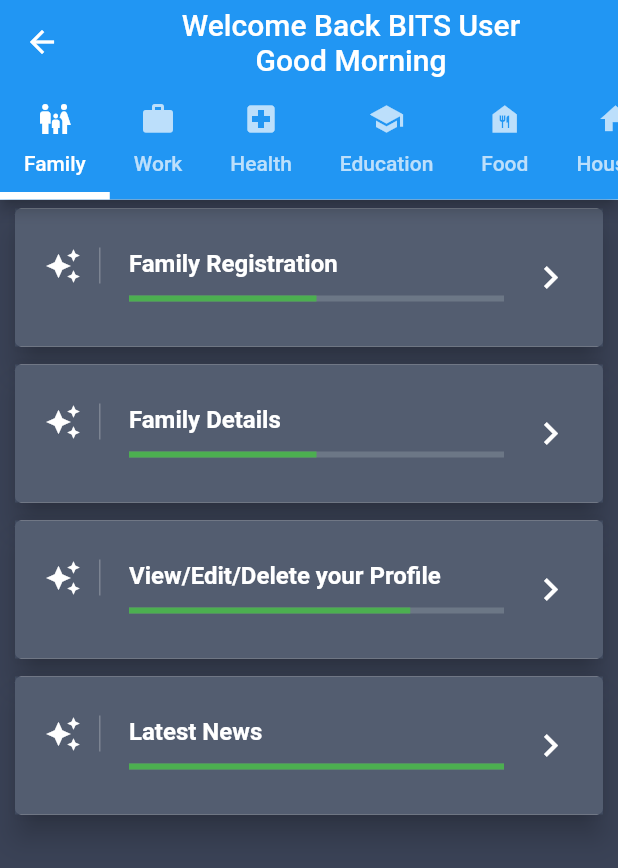
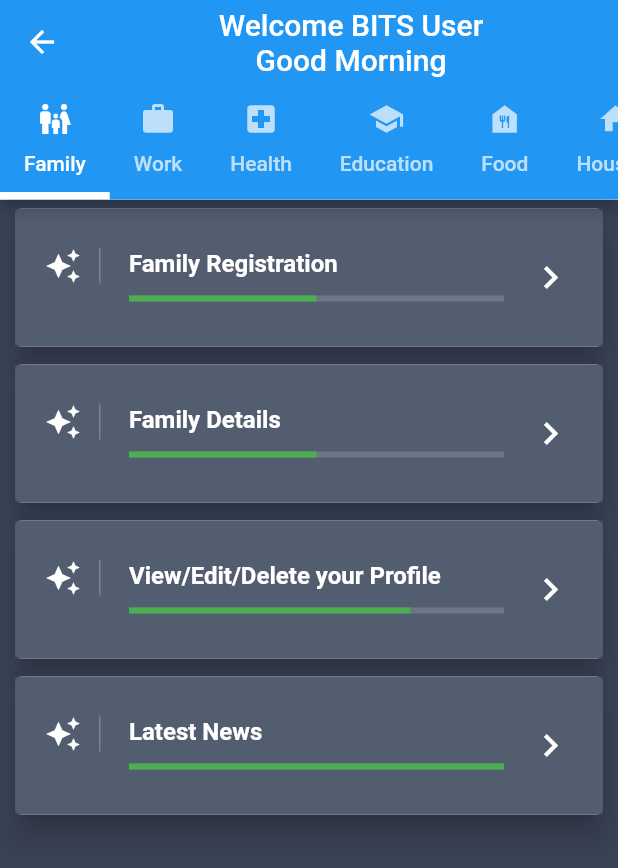
Before and after one commit to mahendraprabuS/devops_demo, a Flutter app: the screen it shows after launch, on a phone screen of 412 x 824 dp. Shown: the top 868 px of the screen. Run offline on Flutter 3.47's test engine with Material 2 defaults, Android fonts, the light colour scheme and no system bars.

Commit message:
Removed Back in the Welcome Text

```diff
--- a/lib/ui/views/mainmenu/mainmenutabuser.dart
+++ b/lib/ui/views/mainmenu/mainmenutabuser.dart
@@ -69,7 +69,7 @@ class MainMenuTabUserState extends State<MainMenuTabUser>
             child: Column(
               children: [
                 Text(
-                  Strings.DET_MM_TB_WEL + "Back BITS User",
+                  Strings.DET_MM_TB_WEL + "BITS User",
                 ),
                 Text(
                     greeting()
```
